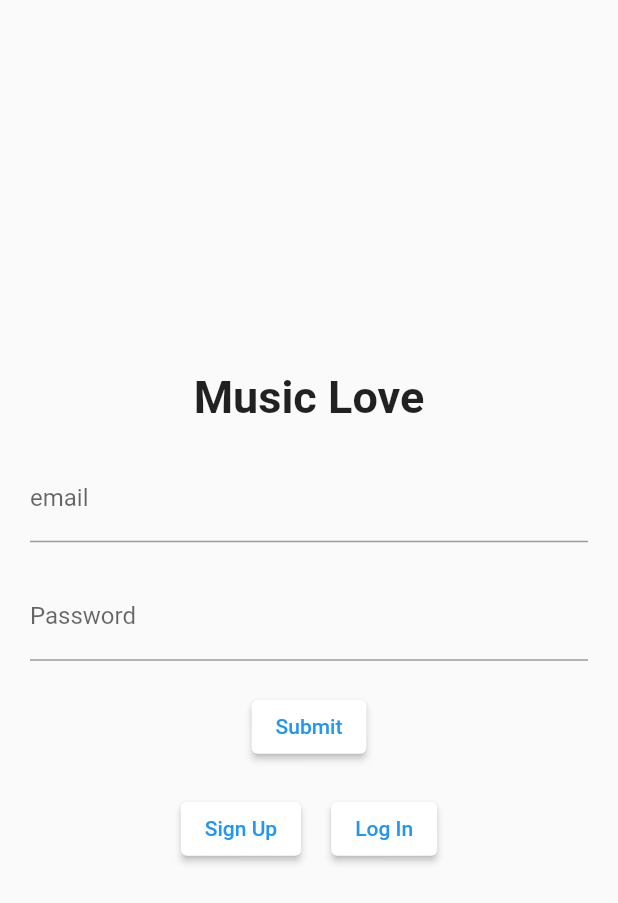
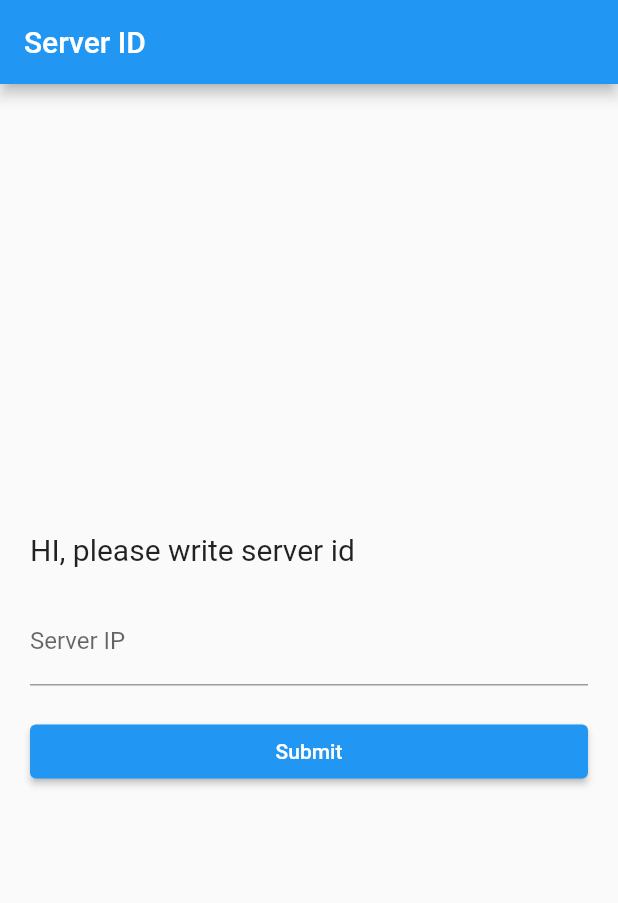
Before and after one commit to roymany/project, a Flutter app: the screen it shows after launch, on a phone screen of 412 x 824 dp. Shown: the top 903 px of the screen. Run offline on Flutter 3.47's test engine with Material 2 defaults, Android fonts, the light colour scheme and no system bars; our stand-ins replace audioplayers, cloud_firestore, firebase_auth, firebase_core, firebase_storage; accounts and stored records are empty.

Commit message:
third upload

```diff
--- a/lib/main.dart
+++ b/lib/main.dart
@@ -1,7 +1,7 @@
 // ignore_for_file: prefer_const_constructors, prefer_const_literals_to_create_immutables
 
 import 'package:flutter/material.dart';
-import 'package:main_project/screens/login.dart';
+import 'package:main_project/screens/chooseIP.dart';
 import 'package:firebase_core/firebase_core.dart';
 
 void main() async {
@@ -17,7 +17,7 @@ class MyApp extends StatelessWidget {
   Widget build(BuildContext context) {
     return MaterialApp(
       title: 'Music Love',
-      home: LoginPage(),
+      home: ServerIpScreen(),
     );
   }
 }
--- a/lib/screens/chat.dart
+++ b/lib/screens/chat.dart
@@ -20,14 +20,11 @@ class chatScreeen extends StatefulWidget {
 }
 
 class _chatScreeenState extends State<chatScreeen> {
-  Timer _timer;
   final String userID1;
   final String userID2;
   final String song;
   AudioPlayer _audioPlayer = AudioPlayer();
   int totalDuration;
-  Duration myDuration = Duration(days: 5);
-  Timer countdownTimer;
   _chatScreeenState(this.userID1, this.userID2, this.song);
 
   @override
--- /dev/null
+++ b/lib/screens/chooseIP.dart
@@ -0,0 +1,81 @@
+import 'package:flutter/material.dart';
+import 'package:main_project/screens/login.dart';
+import 'package:firebase_core/firebase_core.dart';
+
+class ServerIpScreen extends StatefulWidget {
+  @override
+  _ServerIpScreenState createState() => _ServerIpScreenState();
+}
+
+class _ServerIpScreenState extends State<ServerIpScreen> {
+  TextEditingController _ipController = TextEditingController();
+
+  bool validateIpAddress(String ip) {
+    final pattern = r'^(\d{1,3}\.){3}\d{1,3}$';
+    final regExp = RegExp(pattern);
+    return regExp.hasMatch(ip);
+  }
+
+  void submitServerId() {
+    String ip = _ipController.text.trim();
+    if (validateIpAddress(ip)) {
+      Navigator.push(
+        context,
+        MaterialPageRoute(builder: (context) => LoginPage(ip)),
+      );
+      print('Submitted Server IP: $ip');
+    } else {
+      showDialog(
+        context: context,
+        builder: (BuildContext context) {
+          return AlertDialog(
+            title: Text('Invalid IP Address'),
+            content: Text('Please enter a valid IP address'),
+            actions: <Widget>[
+              TextButton(
+                child: Text('OK'),
+                onPressed: () {
+                  Navigator.of(context).pop();
+                },
+              ),
+            ],
+          );
+        },
+      );
+    }
+  }
+
+  @override
+  Widget build(BuildContext context) {
+    return Scaffold(
+      appBar: AppBar(
+        title: Text('Server ID'),
+      ),
+      body: Container(
+        padding: EdgeInsets.all(20.0),
+        child: Column(
+          mainAxisAlignment: MainAxisAlignment.center,
+          crossAxisAlignment: CrossAxisAlignment.stretch,
+          children: <Widget>[
+            Text(
+              'HI, please write server id',
+              style: TextStyle(fontSize: 20.0),
+            ),
+            SizedBox(height: 20.0),
+            TextField(
+              controller: _ipController,
+              decoration: InputDecoration(
+                labelText: 'Server IP',
+              ),
+            ),
+            SizedBox(height: 20.0),
+            ElevatedButton(
+              onPressed: submitServerId,
+              child: Text('Submit'),
+            ),
+          ],
+        ),
+      ),
+    );
+  }
+}
--- a/lib/screens/login.dart
+++ b/lib/screens/login.dart
@@ -6,6 +6,8 @@ import 'package:main_project/screens/singUp.dart';
 import 'package:firebase_auth/firebase_auth.dart';
 
 class LoginPage extends StatelessWidget {
+  String ip;
+  LoginPage(this.ip);
   UserCredential authResult;
   var myControllerName = TextEditingController();
   var myControllerPassword = TextEditingController();
@@ -110,7 +112,7 @@ class LoginPage extends StatelessWidget {
                   onPressed: () {
                     Navigator.push(
                       context,
-                      MaterialPageRoute(builder: (context) => singUpPage()),
+                      MaterialPageRoute(builder: (context) => singUpPage(ip)),
                     );
                   },
                   child: Text('Sign Up'),
```
Also changed, not shown: lib/screens/singUp.dart (+4 -3 lines), lib/screens/songSelect.dart (+6 -4 lines).
